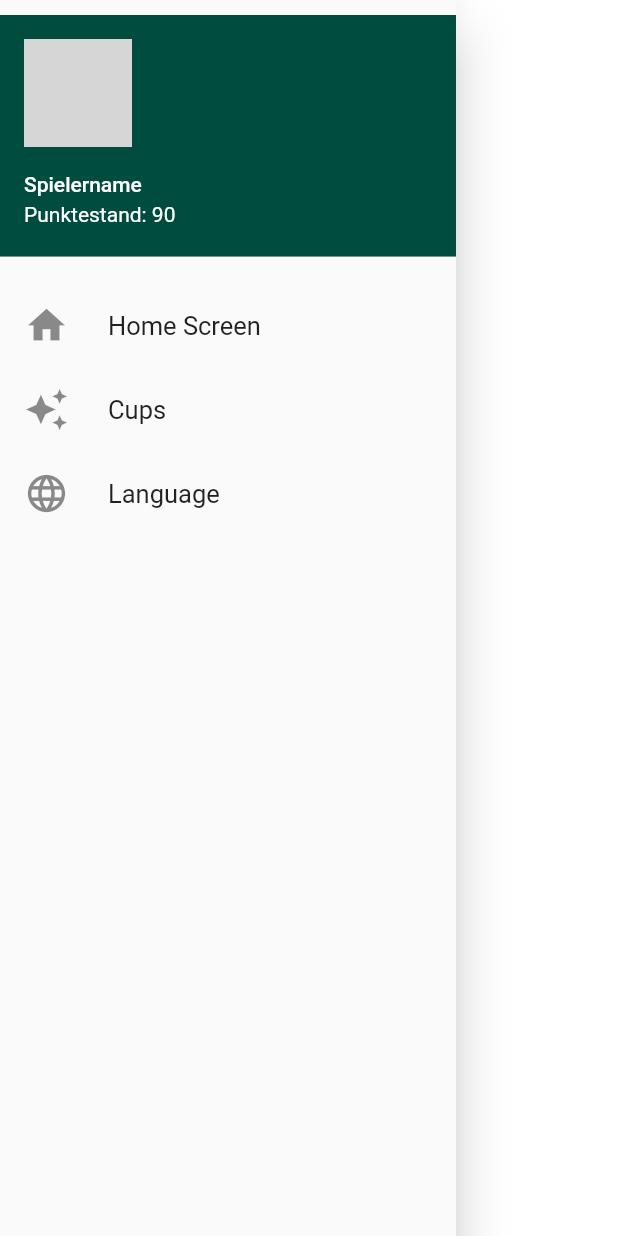
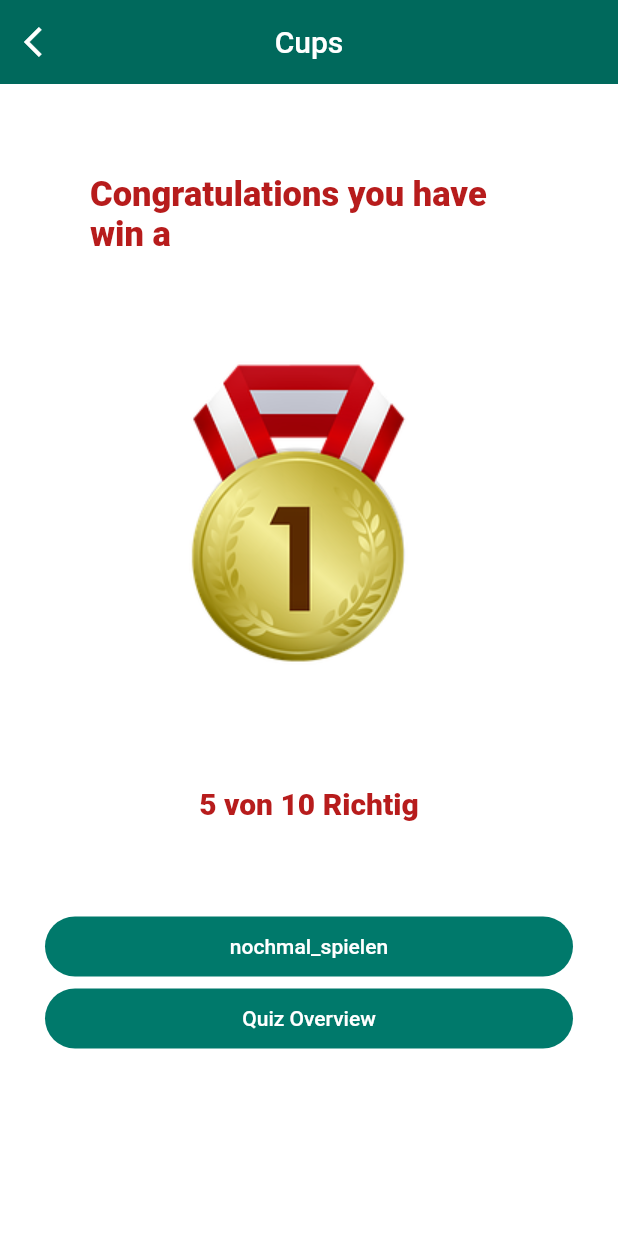
Before and after one commit to MonaO17/FlutterApp-SDQuiz-with-Firebase, a Flutter app: the DrawerNavigation widget shown alone on an empty page, opened directly, after a tap on "Cups", on a phone screen of 412 x 824 dp. Run offline on Flutter 3.47's test engine with Material 2 defaults, Android fonts, the phone set to English and light mode, and no system bars; our stand-ins replace easy_localization, sqflite; accounts and stored records are empty; network calls fail; grey boxes are pictures that could not be loaded.

Commit message:
Ende & Podium

```diff
--- a/assets/translations/de-DE.json
+++ b/assets/translations/de-DE.json
@@ -30,7 +30,14 @@
   "bitte_sprache": "Bitte wählen Sie eine Sprache aus.",
 
   "pokal": "Pokale",
-  "start": "Startseite"
-
-
+  "start": "Startseite",
+  "meine_Seite": "Meine Seite",
+  "danke_spiel": "Danke fürs Spielen",
+  "punkte_quiz": "Punkte Quiz: ",
+  "punkte_gesamt": "Gesamtpunkte: ",
+  "richtig": "Richitg",
+  "nochmal_spielen": "Nochmal Spielen",
+  "quiz_uebersicht": "Quiz Übersicht",
+  "herzlichen": "Herzlichen Glückwunsch Sie haben eine ",
+  "podium": "Podium"
 }
--- a/assets/translations/en-US.json
+++ b/assets/translations/en-US.json
@@ -12,7 +12,16 @@
   "englisch": "English",
   "bitte_sprache": "Please choose a language.",
   "pokal": "Cups",
-  "start": "Home Screen"
+  "start": "Home Screen",
+  "meine_Seite": "My Page",
+  "danke_spiel": "Thank you for playing",
+  "punkte_quiz": "Punkte Quiz: ",
+  "punkte_gesamt": "Gesamtpunkte: ",
+  "richtig": "Correct",
+  "nochmal:spielen": "Play Again",
+  "quiz_uebersicht": "Quiz Overview",
+  "herzlichen": "Congratulations you have win a ",
+  "podium": "Cups"
 
 
 
--- a/lib/pages/language_screen.dart
+++ b/lib/pages/language_screen.dart
@@ -8,17 +8,17 @@ class LanguageScreen extends StatelessWidget {
 
 
       appBar: AppBar(
-        backgroundColor: Colors.white,
+        backgroundColor: Colors.teal[800],
         elevation: 0,
         centerTitle: true,
         title: Text('sprache', style: TextStyle(
-          color: Colors.teal[900],
+          color: Colors.white,
         ),
         ).tr(),
         leading: IconButton(
           icon: Icon(
             Icons.arrow_back_ios,
-            color: Colors.teal[900],
+            color: Colors.white,
           ),
           onPressed: () {
             Navigator.pop(context);
--- a/lib/pages/login/login_screen.dart
+++ b/lib/pages/login/login_screen.dart
@@ -54,17 +54,17 @@ class LoginScreen extends StatelessWidget {
 
   AppBar buildAppBar(BuildContext context) {
     return AppBar(
-      backgroundColor: Colors.white,
+      backgroundColor: Colors.teal[800],
       elevation: 0,
       centerTitle: true,
       title: Text('Login', style: TextStyle(
-        color: Colors.teal[900],
+        color: Colors.white,
       ),
       ),
       leading: IconButton(
         icon: Icon(
           Icons.arrow_back_ios,
-          color: Colors.teal[900],
+          color: Colors.white,
         ),
         onPressed: () {
           Navigator.pop(context);
--- /dev/null
+++ b/lib/pages/podium_screen.dart
@@ -0,0 +1,120 @@
+import 'package:flutter/material.dart';
+import 'package:easy_localization/easy_localization.dart';
+import 'package:sd_quiz/pages/quiz_overview/quiz_overview_screen.dart';
+
+// Screen für die Anzeige der Pokale + 2 Buttons
+// Funktion für die Ausgabe der Punkte noch implementieren
+
+class QuizPodiumScreen extends StatelessWidget {
+
+
+
+  @override
+  Widget build(BuildContext context) {
+    return Scaffold(
+      appBar: AppBar(
+        backgroundColor: Colors.teal[800],
+        elevation: 0,
+        centerTitle: true,
+        title: Text('podium', style: TextStyle(
+          color: Colors.white,
+        ),
+        ).tr(),
+        leading: IconButton(
+          icon: Icon(
+            Icons.arrow_back_ios,
+            color: Colors.white,
+          ),
+          onPressed: () {
+            Navigator.pop(context);
+          },
+        ),
+      ),
+      body: Column(
+        //mainAxisAlignment: MainAxisAlignment.start,
+        children: [
+          Padding(
+            padding: const EdgeInsets.all(60.0),
+            child: Center(
+              child: Text(
+                'herzlichen' ,
+                style: TextStyle(
+                  fontSize: 23,
+                  color: Colors.red[900],
+                  fontWeight: FontWeight.w800,),
+              ).tr(),
+            ),
+          ),
+
+          Image(image: AssetImage('assets/gold.png')),
+          SizedBox(height: 10),
+          Padding(
+            padding: const EdgeInsets.all(60.0),
+            child: Center(
+              child: Text(
+                '5 von 10 Richtig' , // hier noch Variablen einsetzen
+                style: TextStyle(
+                  fontSize: 20,
+                  color: Colors.red[900],
+                  fontWeight: FontWeight.w800,),
+              ).tr(),
+            ),
+          ),
+          Padding(
+            padding: const EdgeInsets.symmetric(horizontal: 30),
+            child: FlatButton(
+              shape: RoundedRectangleBorder(
+                borderRadius: BorderRadius.circular(36),
+              ),
+              color: Colors.teal[700],
+              onPressed: () {Navigator.push(
+                context,
+                MaterialPageRoute(
+                  builder: (context){
+                    return QuizOverviewScreen(); // Quizseite verlinken
+                  },),);
+              },
+              child: Container(
+                width: double.infinity,
+                padding: const EdgeInsets.symmetric(vertical: 12),
+                alignment: Alignment.center,
+                child: Text('nochmal_spielen',
+                  style: TextStyle(
+                    color: Colors.white,
+                  ),
+                ).tr(),
+              ),
+            ),
+          ),Padding(
+            padding: const EdgeInsets.symmetric(horizontal: 30),
+            child: FlatButton(
+              shape: RoundedRectangleBorder(
+                borderRadius: BorderRadius.circular(36),
+              ),
+              color: Colors.teal[700],
+              onPressed: () {Navigator.push(
+                context,
+                MaterialPageRoute(
+                  builder: (context){
+                    return QuizOverviewScreen(); //
+                  },),);
+              },
+              child: Container(
+                width: double.infinity,
+                padding: const EdgeInsets.symmetric(vertical: 12),
+                alignment: Alignment.center,
+                child: Text('quiz_uebersicht',
+                  style: TextStyle(
+                    color: Colors.white,
+                  ),
+                ).tr(),
+              ),
+            ),
+          ),
+
+        ],
+      ),
+
+    );
+  }
+}
--- a/lib/pages/quiz_overview/quiz_overview_screen.dart
+++ b/lib/pages/quiz_overview/quiz_overview_screen.dart
@@ -41,7 +41,7 @@ class QuizOverviewScreen extends StatelessWidget {
 
 
 //hier actions ende
-        backgroundColor: Colors.teal[900],
+        backgroundColor: Colors.teal[800],
       ),
 // hier Appbar Ende
 
--- a/lib/pages/quiz_overview/widget/drawer_navigation.dart
+++ b/lib/pages/quiz_overview/widget/drawer_navigation.dart
@@ -1,6 +1,8 @@
 import 'package:flutter/material.dart';
 import 'package:sd_quiz/pages/language_screen.dart';
 import 'package:easy_localization/easy_localization.dart';
+import 'package:sd_quiz/pages/podium_screen.dart';
+import 'package:sd_quiz/pages/quiz_end.dart';
 import 'package:sd_quiz/pages/quiz_overview/quiz_overview_screen.dart';
 
 
@@ -24,7 +26,7 @@ class _DrawerNavigationState extends State<DrawerNavigation> {
                       NetworkImage('https://cdn.pixabay.com/photo/2017/11/29/09/15/paint-2985569_1280.jpg'),
                     ),
                     accountName: Text('Spielername'), accountEmail: Text('Punktestand: 90'),
-                    decoration: BoxDecoration( color: Colors.teal[900],),
+                    decoration: BoxDecoration( color: Colors.teal[800],),
 
                   ),
                 ),
@@ -42,12 +44,12 @@ class _DrawerNavigationState extends State<DrawerNavigation> {
                 ListTile(
                   leading: Icon(Icons.auto_awesome,
                     size: 30,),
-                  title: Text('pokal',
+                  title: Text('podium',
                   style: TextStyle(
                     fontSize: 17
                   ),
                   ).tr(),
-                  onTap: () {},//=> Navigator.of(context).push(MaterialPageRoute(builder:(context)=>HomeScreen())),
+                  onTap: () => Navigator.of(context).push(MaterialPageRoute(builder:(context)=>QuizPodiumScreen())),
                 ),
                 ListTile(
                   leading: Icon(Icons.language,
@@ -59,8 +61,22 @@ class _DrawerNavigationState extends State<DrawerNavigation> {
                   ).tr(),
                   onTap: () => Navigator.of(context).push(MaterialPageRoute(builder:(context)=>LanguageScreen())),
                 ),
+                //nur zur Überprüfung, später entfernen
+                ListTile(
+                  leading: Icon(Icons.language,
+                    size: 30,),
+                  title: Text('meine_Seite',
+                    style: TextStyle(
+                        fontSize: 17
+                    ),
+                  ).tr(),
+                  onTap: () => Navigator.of(context).push(MaterialPageRoute(builder:(context)=>QuizEndScreen())),
+                ),
+
+
               ],
             )
+
         )
     );
   }
--- a/lib/pages/register/register_screen.dart
+++ b/lib/pages/register/register_screen.dart
@@ -46,17 +46,17 @@ class RegisterScreen extends StatelessWidget {
 
   AppBar buildAppBar(BuildContext context) {
     return AppBar(
-      backgroundColor: Colors.amber[50],
+      backgroundColor: Colors.teal[800],
       elevation: 0,
       centerTitle: true,
       title: Text('Neu Anmelden', style: TextStyle(
-        color: Colors.teal[900],
+        color: Colors.white,
       ),
       ),
       leading: IconButton(
         icon: Icon(
           Icons.arrow_back_ios,
-          color: Colors.teal[900],
+          color: Colors.white,
         ),
         onPressed: () {
           Navigator.pop(context);
--- a/pubspec.yaml
+++ b/pubspec.yaml
@@ -55,6 +55,9 @@ flutter:
   assets:
     - assets/translations/
     - assets/icons/
+    - assets/gold.png
+    - assets/silber.png
+    - assets/bronze.png
     - assets/digital.jpg
     - assets/Frage1.JPG
     - assets/quiz.jpg
```
Also changed, not shown: lib/pages/quiz_end.dart (added, +140 -0 lines), assets/bronze.png (added), assets/gold.png (added), assets/silber.png (added).
